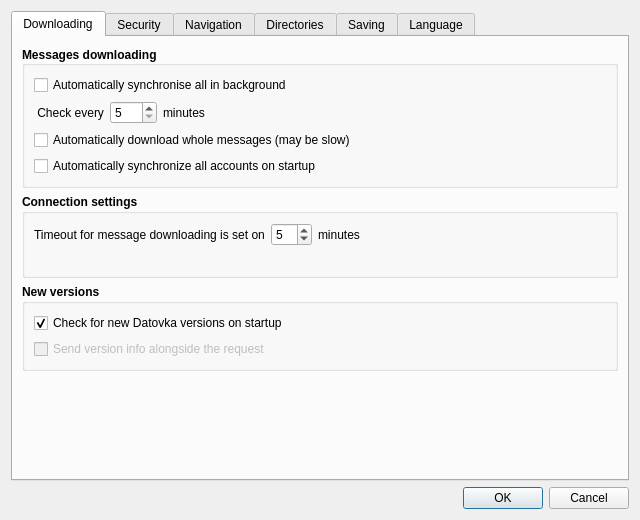
Old version of the form src/gui/ui/dlg_preferences.ui in the repository psakar/datovka.
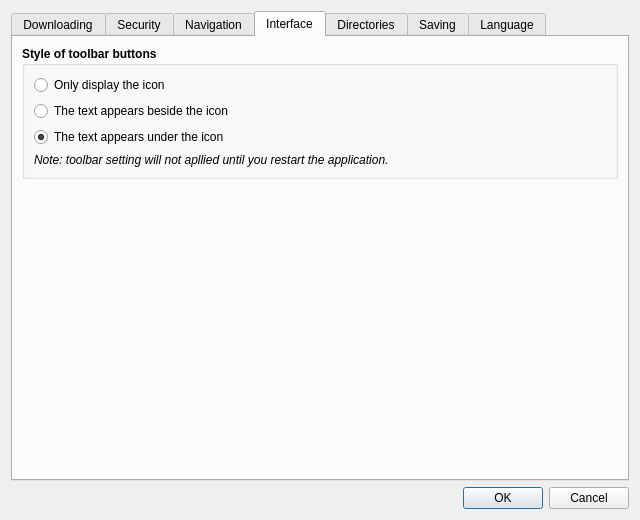
New version of the form. The open tabs and pages were chosen to show the change. Icons and pictures are not drawn.

Commit message: Added - allow to users set a style of toolbar buttons (issue #173)

```diff
--- a/src/gui/ui/dlg_preferences.ui
+++ b/src/gui/ui/dlg_preferences.ui
@@ -719,6 +719,97 @@
        </item>
       </layout>
      </widget>
+     <widget class="QWidget" name="tab_6_windows">
+      <attribute name="title">
+       <string>Interface</string>
+      </attribute>
+      <layout class="QVBoxLayout" name="verticalLayout_19">
+       <item>
+        <widget class="QGroupBox" name="toolbarButtonStyle">
+         <property name="font">
+          <font>
+           <weight>75</weight>
+           <bold>true</bold>
+          </font>
+         </property>
+         <property name="title">
+          <string>Style of toolbar buttons</string>
+         </property>
+         <layout class="QVBoxLayout" name="verticalLayout_18">
+          <item>
+           <widget class="QRadioButton" name="rToolButtonIconOnly">
+            <property name="font">
+             <font>
+              <weight>50</weight>
+              <bold>false</bold>
+             </font>
+            </property>
+            <property name="text">
+             <string>Only display the icon</string>
+            </property>
+           </widget>
+          </item>
+          <item>
+           <widget class="QRadioButton" name="rToolButtonTextBesideIcon">
+            <property name="font">
+             <font>
+              <weight>50</weight>
+              <bold>false</bold>
+             </font>
+            </property>
+            <property name="text">
+             <string>The text appears beside the icon</string>
+            </property>
+           </widget>
+          </item>
+          <item>
+           <widget class="QRadioButton" name="rToolButtonTextUnderIcon">
+            <property name="font">
+             <font>
+              <weight>50</weight>
+              <bold>false</bold>
+             </font>
+            </property>
+            <property name="text">
+             <string>The text appears under the icon</string>
+            </property>
+            <property name="checked">
+             <bool>true</bool>
+            </property>
+           </widget>
+          </item>
+          <item>
+           <widget class="QLabel" name="label_10">
+            <property name="font">
+             <font>
+              <weight>50</weight>
+              <italic>true</italic>
+              <bold>false</bold>
+             </font>
+            </property>
+            <property name="text">
+             <string>Note: toolbar setting will not apllied until you restart the application.</string>
+            </property>
+           </widget>
+          </item>
+         </layout>
+        </widget>
+       </item>
+       <item>
+        <spacer name="verticalSpacer_6">
+         <property name="orientation">
+          <enum>Qt::Vertical</enum>
+         </property>
+         <property name="sizeHint" stdset="0">
+          <size>
+           <width>20</width>
+           <height>40</height>
+          </size>
+         </property>
+        </spacer>
+       </item>
+      </layout>
+     </widget>
      <widget class="QWidget" name="tab_3_advanced">
       <attribute name="title">
        <string>Directories</string>
```
The commit also changes 4 other files.
